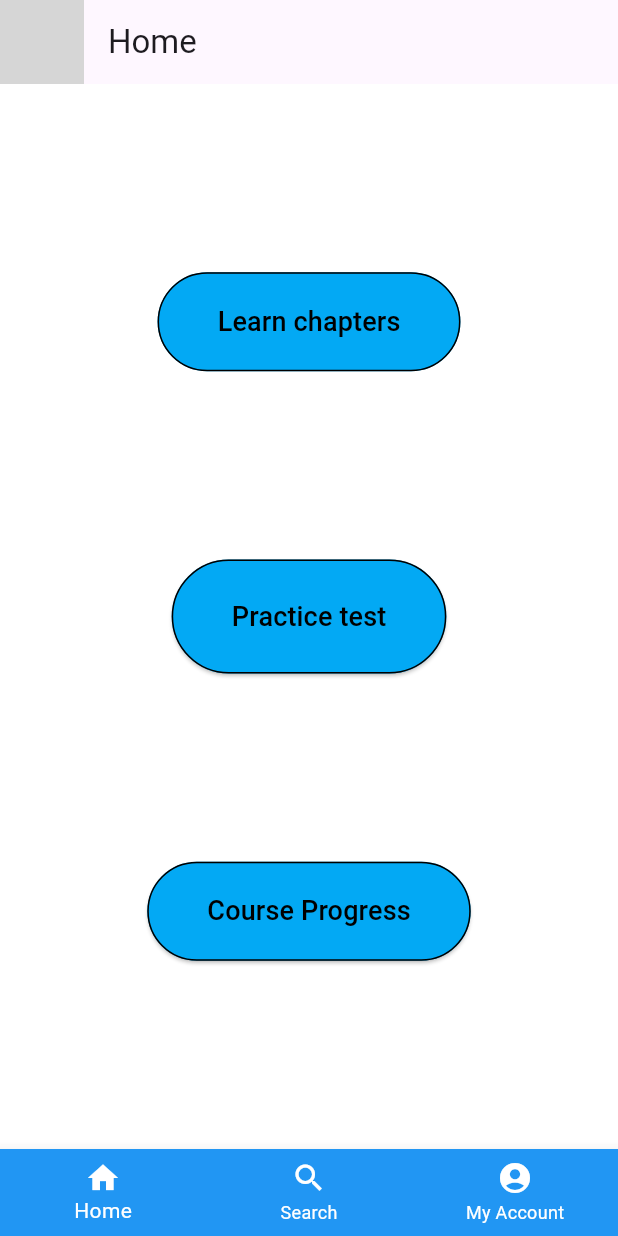
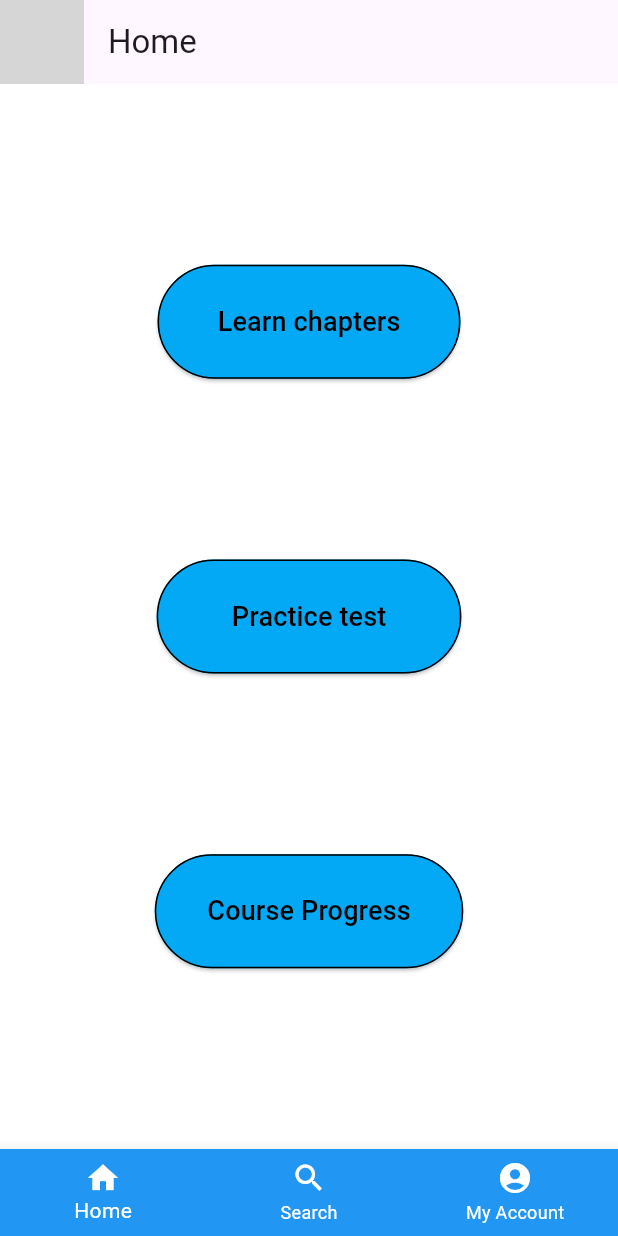
Before and after one commit to saranshahuja/roadschool, a Flutter app: the screen it shows after launch, on a phone screen of 412 x 824 dp. Run offline on Flutter 3.47's test engine with Material 2 defaults, Android fonts, the phone set to English and light mode, and no system bars; grey boxes are pictures that could not be loaded.

Commit message:
Worked on buttons and homescreen too

```diff
--- a/lib/Pages/Homepage.dart
+++ b/lib/Pages/Homepage.dart
@@ -35,14 +35,14 @@ class HomePage extends StatelessWidget {
           child: Column(
             mainAxisAlignment: MainAxisAlignment.spaceEvenly,
             children: [
-              OutlinedButton(
+              ElevatedButton(
                 onPressed: () {
                   // Handle Learn chapters button press
                 },
                 style: OutlinedButton.styleFrom(
                   side: BorderSide(color: Colors.black),
                   backgroundColor: Colors.lightBlue, // Set button background color
-                  padding: EdgeInsets.symmetric(horizontal: 40, vertical: 20), // Adjust padding
+                  padding: EdgeInsets.symmetric(horizontal: 40, vertical: 25), // Adjust padding
                 ),
                 child: Text(
                   'Learn chapters',
@@ -56,7 +56,7 @@ class HomePage extends StatelessWidget {
                 style: OutlinedButton.styleFrom(
                   side: BorderSide(color: Colors.black),
                   backgroundColor: Colors.lightBlue, // Set button background color
-                  padding: EdgeInsets.symmetric(horizontal: 40, vertical: 25),// Adjust padding
+                  padding: EdgeInsets.symmetric(horizontal: 50, vertical: 25),// Adjust padding
                 ),
                 child: Text(
                   'Practice test',
@@ -70,7 +70,7 @@ class HomePage extends StatelessWidget {
                 style: OutlinedButton.styleFrom(
                   side: BorderSide(color: Colors.black),
                   backgroundColor: Colors.lightBlue, // Set button background color
-                  padding: EdgeInsets.symmetric(horizontal: 40, vertical: 20), // Adjust padding
+                  padding: EdgeInsets.symmetric(horizontal: 35, vertical: 25), // Adjust padding
                 ),
                 child: Text(
                   'Course Progress',
```
